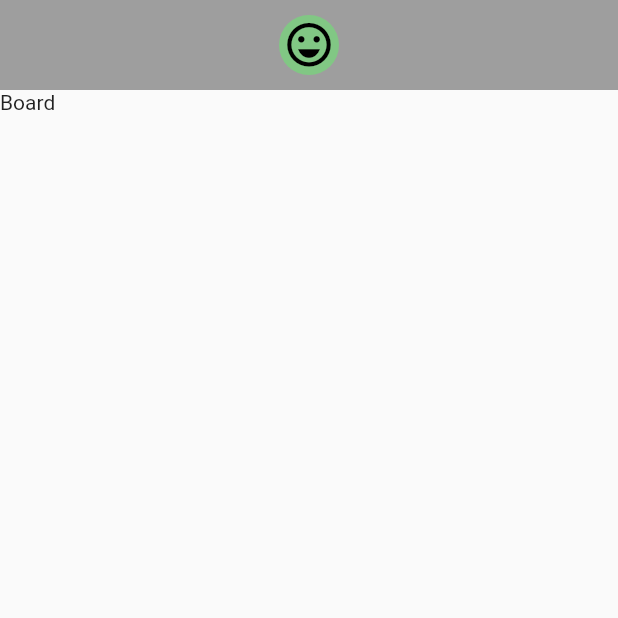
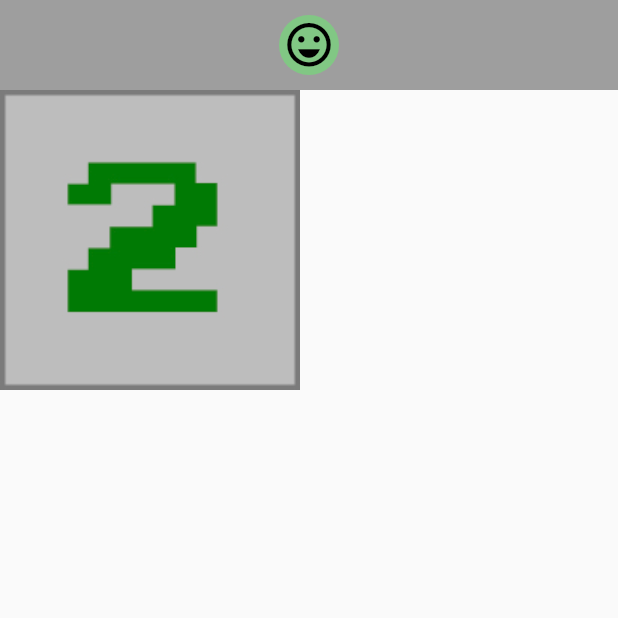
Before and after one commit to alanmxll/minesweeper, a Flutter app: the screen it shows after launch, on a phone screen of 412 x 824 dp, the top half of it. Run offline on Flutter 3.47's test engine with Material 2 defaults, Android fonts, the phone set to English and light mode, and no system bars.

```diff
--- /dev/null
+++ b/lib/components/cell_widget.dart
@@ -0,0 +1,40 @@
+import 'package:flutter/material.dart';
+
+import '../models/cell.dart';
+
+class CellWidget extends StatelessWidget {
+  final Cell cell;
+  final void Function(Cell) onOpen;
+  final void Function(Cell) onSwitchFlagged;
+
+  const CellWidget({
+    @required this.cell,
+    @required this.onOpen,
+    @required this.onSwitchFlagged,
+  });
+
+  Widget _getImage() {
+    int _minesOnNeighborhood = cell.minesOnNeighborhood;
+
+    if (cell.uncovered && cell.mined && cell.exploded) {
+      return Image.asset('assets/images/bomb_0.jpeg');
+    } else if (cell.uncovered && cell.mined) {
+      return Image.asset('assets/images/bomb_1.jpeg');
+    } else if (cell.uncovered && _minesOnNeighborhood > 0) {
+      return Image.asset('assets/images/open_$_minesOnNeighborhood.jpeg');
+    } else if (cell.flagged) {
+      return Image.asset('assets/images/flag.jpeg');
+    } else {
+      return Image.asset('assets/images/close.jpeg');
+    }
+  }
+
+  @override
+  Widget build(BuildContext context) {
+    return InkWell(
+      onTap: () => onOpen(cell),
+      onLongPress: () => onSwitchFlagged(cell),
+      child: _getImage(),
+    );
+  }
+}
--- a/lib/screens/minesweeper_app.dart
+++ b/lib/screens/minesweeper_app.dart
@@ -1,4 +1,7 @@
 import 'package:flutter/material.dart';
+import 'package:minesweeper/components/cell_widget.dart';
+import 'package:minesweeper/models/cell.dart';
+import 'package:minesweeper/models/explosion_exception.dart';
 
 import '../components/result_widget.dart';
 
@@ -7,8 +10,29 @@ class MinesweeperApp extends StatelessWidget {
     print('Restarted');
   }
 
+  void _open(Cell cell) {
+    print('Opened');
+  }
+
+  void _switchFlagged(Cell cell) {
+    print('Switched');
+  }
+
   @override
   Widget build(BuildContext context) {
+    Cell cell = Cell(row: 0, column: 0);
+    Cell neighborOne = Cell(row: 1, column: 0);
+    cell.addNeighbor(neighborOne);
+    neighborOne.undermine();
+    Cell neighborTwo = Cell(row: 1, column: 1);
+    cell.addNeighbor(neighborTwo);
+    neighborTwo.undermine();
+
+    try {
+      // cell.undermine();
+      cell.uncover();
+    } on ExplosionException {}
+
     return MaterialApp(
       home: Scaffold(
         appBar: ResultWidget(
@@ -16,7 +40,11 @@ class MinesweeperApp extends StatelessWidget {
           onRestart: () => _restart(),
         ),
         body: Container(
-          child: Text('Board'),
+          child: CellWidget(
+            cell: cell,
+            onOpen: _open,
+            onSwitchFlagged: _switchFlagged,
+          ),
         ),
       ),
     );
--- a/pubspec.yaml
+++ b/pubspec.yaml
@@ -49,7 +49,7 @@ flutter:
   #   - images/a_dot_burr.jpeg
   #   - images/a_dot_ham.jpeg
   assets:
-    - assets/images/open.jpeg
+    - assets/images/open_0.jpeg
     - assets/images/open_1.jpeg
     - assets/images/open_2.jpeg
     - assets/images/open_3.jpeg
```
Also changed, not shown: assets/images/open_0.jpeg (renamed from assets/images/open.jpeg).
